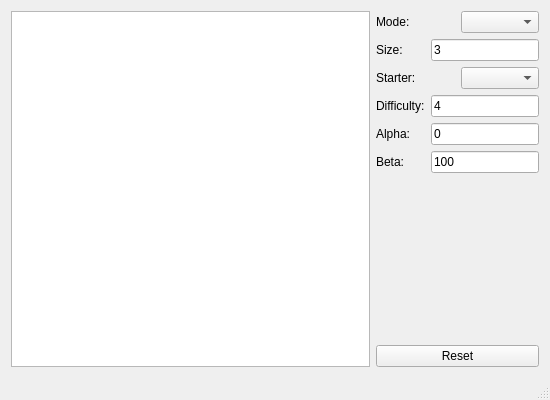
jonpas/FERI-TicTacToe, file src/mainwindow.ui: the form before one commit.
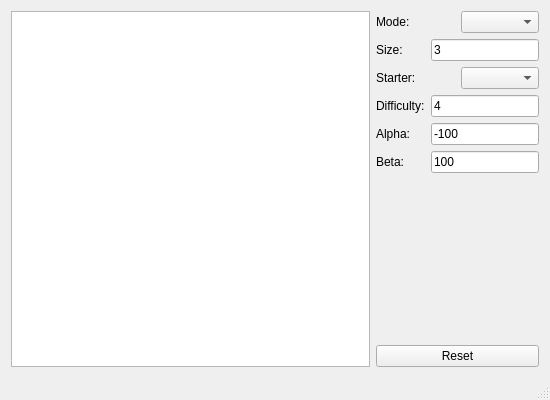
The form after the commit.

```diff
--- a/src/mainwindow.ui
+++ b/src/mainwindow.ui
@@ -178,7 +178,7 @@
               <string>Low score bound for alpha-beta pruning</string>
              </property>
              <property name="text">
-              <string>0</string>
+              <string>-100</string>
              </property>
             </widget>
            </item>
```
